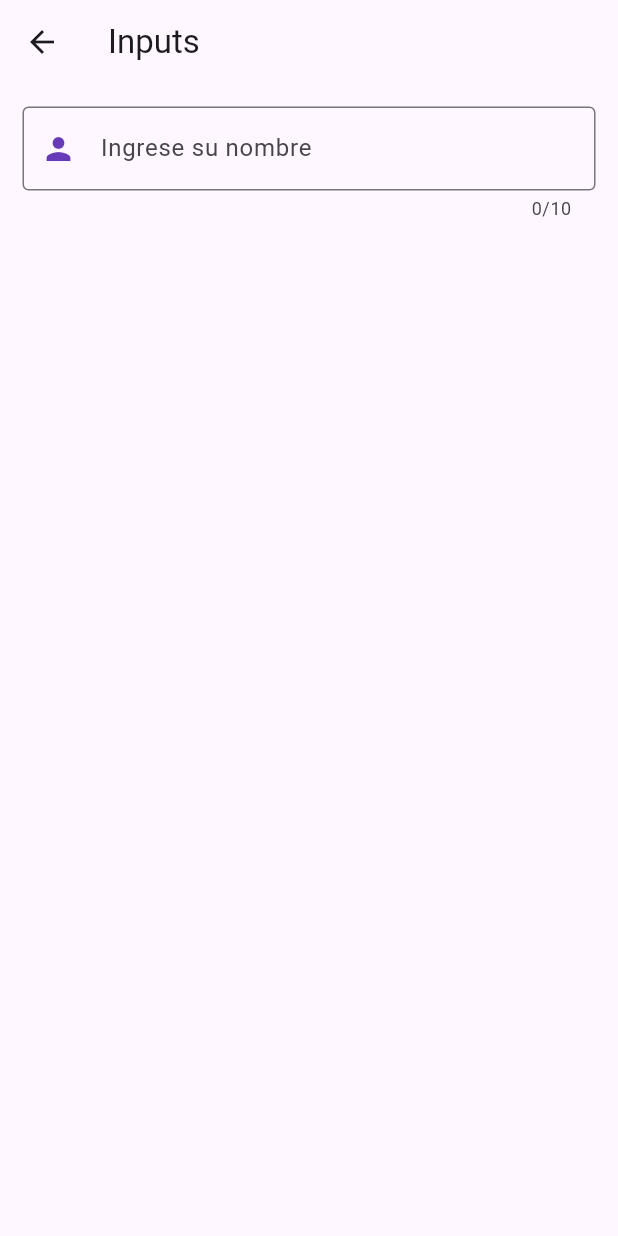
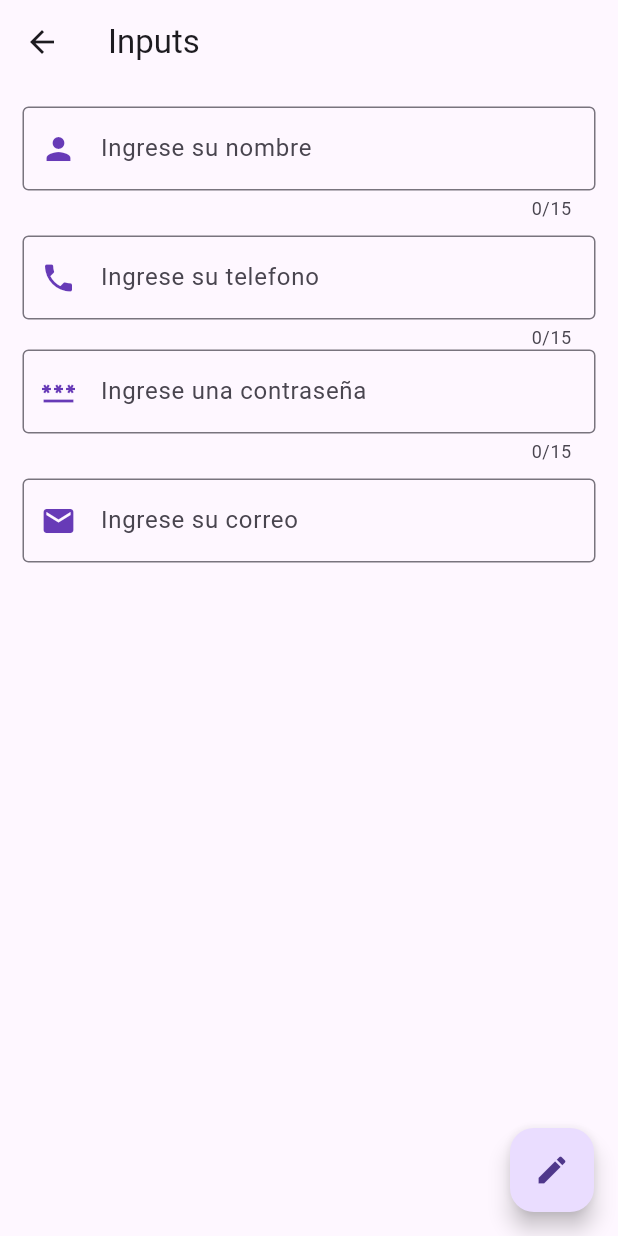
Before and after one commit to jalvarenga-unah/IS-513-II-PAC-2023, a Flutter app: the InputsPage screen opened by its route, on a phone screen of 412 x 824 dp. Run offline on Flutter 3.47's test engine with Material 2 defaults, Android fonts, the phone set to English and light mode, and no system bars; our stand-ins replace cached_network_image.

Commit message:
trabajando con widgets personalizados en los inputs

```diff
--- a/proyectos-flutter/componentes/lib/src/pages/inputs_page.dart
+++ b/proyectos-flutter/componentes/lib/src/pages/inputs_page.dart
@@ -1,7 +1,13 @@
 import 'package:flutter/material.dart';
 
+import '../widgets/input.dart';
+
 class InputsPage extends StatelessWidget {
-  const InputsPage({super.key});
+  InputsPage({super.key});
+
+  final nombreController = TextEditingController();
+  final correoController = TextEditingController();
+  final formKey = GlobalKey<FormState>();
 
   @override
   Widget build(BuildContext context) {
@@ -11,16 +17,17 @@ class InputsPage extends StatelessWidget {
       ),
       body: Padding(
         padding: const EdgeInsets.all(15.0),
+        child: Form(
+          key: formKey,
           child: Column(
+            mainAxisAlignment: MainAxisAlignment.spaceEvenly,
             children: [
-            TextField(
-              //TODO: inicializar y manejar con un " controller: ",
-              // * algo importante
-              // controller: ,
+              TextFormField(
+                controller: nombreController,
                 style: const TextStyle(color: Colors.blue),
-              // keyboardType: TextInputType.multiline,
+                // keyboardType: TextInputType.number,
                 // maxLines: 2,
-              maxLength: 10,
+                maxLength: 15,
                 obscureText: false,
                 decoration: const InputDecoration(
                   label: Text('Ingrese su nombre'),
@@ -31,13 +38,73 @@ class InputsPage extends StatelessWidget {
                   // suffixIcon: Icon(Icons.accessibility),
                   border: OutlineInputBorder(),
                 ),
+                validator: (valor) {
+                  //esto es un "error"
+                  if (valor!.isEmpty) return 'Ingrese su nombre';
+
+                  return null;
+                },
                 onChanged: (value) {
                   //
                 },
               ),
+              const SizedBox(
+                height: 10,
+              ),
+              const InputForm(
+                label: 'Ingrese su telefono',
+                icon: Icons.phone,
+              ),
+              const InputForm(
+                label: 'Ingrese una contraseña',
+                icon: Icons.password,
+              ),
+              const SizedBox(
+                height: 10,
+              ),
+              TextFormField(
+                controller: correoController,
+                decoration: const InputDecoration(
+                  label: Text('Ingrese su correo'),
+                  prefixIcon: Icon(
+                    Icons.email,
+                    color: Colors.deepPurple,
+                  ),
+                  // suffixIcon: Icon(Icons.accessibility),
+
+                  border: OutlineInputBorder(),
+                ),
+                validator: (valor) {
+                  if (valor!.isEmpty) return 'Ingrese su nombre';
+
+                  if (valor.length <= 10) {
+                    return 'debe tener mas de 10 caracteres';
+                  }
+
+                  return null;
+                },
+              ),
+              const Spacer(),
+              // const ElevatedButton(onPressed: null, child: Text('holi'))
             ],
           ),
         ),
+      ),
+      floatingActionButton: FloatingActionButton(
+        onPressed: () {
+          getInputValue();
+        },
+        child: const Icon(Icons.edit),
+      ),
     );
   }
+
+  getInputValue() {
+    // if (nombreController.text.isEmpty) {
+    //   //codigo para pedir el nombre
+    // }
+    // nombreController.text = 'Nuevo valor';
+
+    print(formKey.currentState?.validate());
   }
+}
--- a/proyectos-flutter/componentes/lib/src/shared/rutas.dart
+++ b/proyectos-flutter/componentes/lib/src/shared/rutas.dart
@@ -11,5 +11,5 @@ final rutas = {
   Rutas.listas.name: (context) => const ListasPage(),
   Rutas.listasConstrucor.name: (context) => const ListaConstPage(),
   Rutas.imagenesPage.name: (context) => const ImagenesPage(),
-  Rutas.inputsPage.name: (context) => const InputsPage(),
+  Rutas.inputsPage.name: (context) => InputsPage(),
 };
--- /dev/null
+++ b/proyectos-flutter/componentes/lib/src/widgets/input.dart
@@ -0,0 +1,38 @@
+import 'package:flutter/material.dart';
+
+class InputForm extends StatelessWidget {
+  const InputForm({super.key, required this.label, required this.icon});
+
+  final String label;
+  final IconData icon;
+
+  @override
+  Widget build(BuildContext context) {
+    return TextFormField(
+      // controller: nombreController,
+      style: const TextStyle(color: Colors.blue),
+      // keyboardType: TextInputType.number,
+      // maxLines: 2,
+      maxLength: 15,
+      obscureText: false,
+      decoration: InputDecoration(
+        label: Text(label),
+        prefixIcon: Icon(
+          icon,
+          color: Colors.deepPurple,
+        ),
+        // suffixIcon: Icon(Icons.accessibility),
+        border: OutlineInputBorder(),
+      ),
+      validator: (valor) {
+        //esto es un "error"
+        if (valor!.isEmpty) return 'Ingrese su nombre';
+
+        return null;
+      },
+      onChanged: (value) {
+        //
+      },
+    );
+  }
+}
```
Lines whose indentation alone changed are shown as unchanged.
